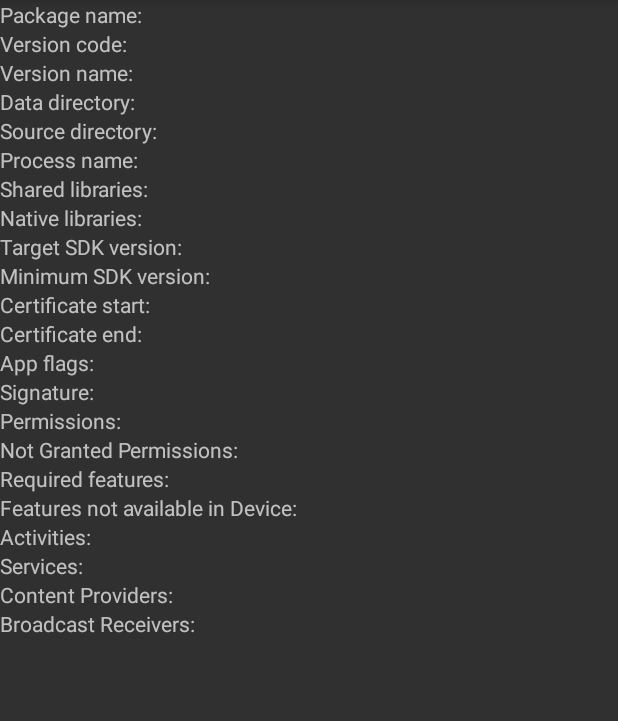
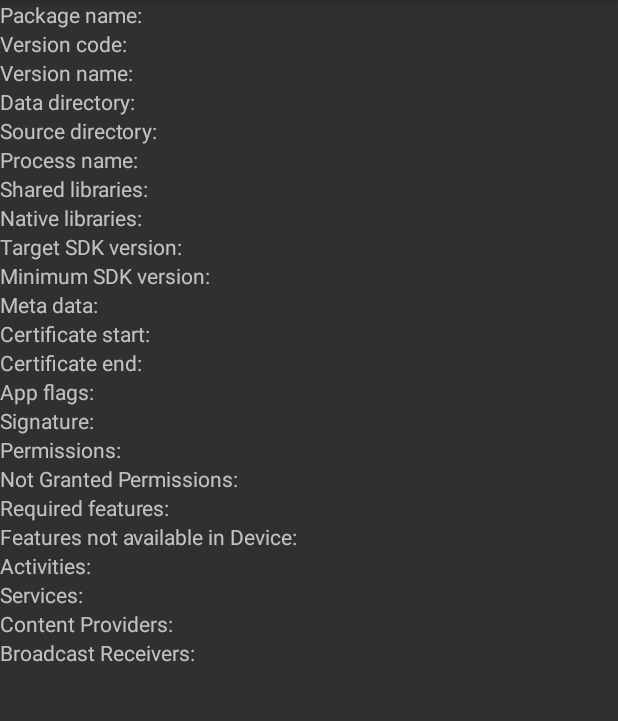
Before and after one commit to jeppsson/AppExplore, an Android app: the AppInfoActivity screen opened directly, with no data from a screen before it, on a phone screen of 412 x 824 dp, the part 84-805 px from its top. Run offline under Robolectric (Android 15) with nearby library versions, the light colour scheme and no system bars.

Commit message:
Added manifest meta data

```diff
--- a/app/src/main/res/layout/activity_app_info.xml
+++ b/app/src/main/res/layout/activity_app_info.xml
@@ -85,11 +85,18 @@
                 app:layout_constraintTop_toBottomOf="@+id/value_target_sdk_version" />
 
             <TextView
+                android:id="@+id/header_meta_data"
+                android:layout_width="wrap_content"
+                android:layout_height="wrap_content"
+                android:text="Meta data:"
+                app:layout_constraintTop_toBottomOf="@+id/header_minimum_sdk_version" />
+
+            <TextView
                 android:id="@+id/header_certificate_start"
                 android:layout_width="wrap_content"
                 android:layout_height="wrap_content"
                 android:text="Certificate start:"
-                app:layout_constraintTop_toBottomOf="@+id/value_minimum_sdk_version" />
+                app:layout_constraintTop_toBottomOf="@+id/value_meta_data" />
 
             <TextView
                 android:id="@+id/header_certificate_end"
@@ -250,6 +257,14 @@
                 tools:text="1" />
 
             <TextView
+                android:id="@+id/value_meta_data"
+                android:layout_width="wrap_content"
+                android:layout_height="wrap_content"
+                app:layout_constraintStart_toEndOf="@+id/barrier"
+                app:layout_constraintTop_toTopOf="@+id/header_meta_data"
+                tools:text="com.google.android.gms.version: 9452000" />
+
+            <TextView
                 android:id="@+id/value_certificate_start"
                 android:layout_width="wrap_content"
                 android:layout_height="wrap_content"
```
Also changed, not shown: app/src/main/java/com/jeppsson/appexplore/AppInfoActivity.java (+6 -1 lines), app/src/main/java/com/jeppsson/appexplore/Utils.java (+19 -0 lines).
